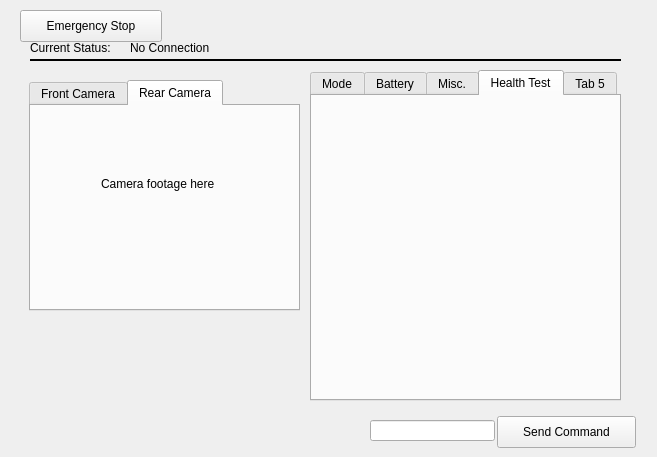
Old version of the form GUI/main_window.ui in the repository albertaloop/T_SWE_2019_2020.
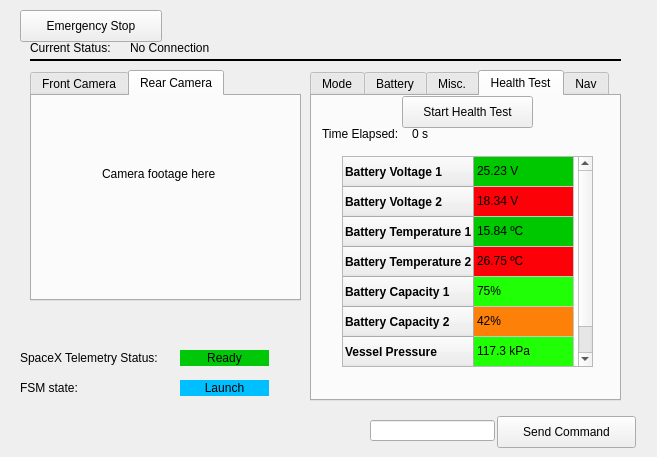
New version of the form. The open tabs and pages were chosen to show the change. Icons and pictures are not drawn.

Commit message:
New Tab Layouts Added
Health Test + Navigation Tabs added

Patch:
```diff
--- a/GUI/main_window.ui
+++ b/GUI/main_window.ui
@@ -664,10 +664,300 @@
     <attribute name="title">
      <string>Health Test</string>
     </attribute>
+    <widget class="QPushButton" name="healthTestButton">
+     <property name="geometry">
+      <rect>
+       <x>90</x>
+       <y>0</y>
+       <width>131</width>
+       <height>32</height>
+      </rect>
+     </property>
+     <property name="text">
+      <string>Start Health Test</string>
+     </property>
+    </widget>
+    <widget class="QLabel" name="current_status_label_4">
+     <property name="geometry">
+      <rect>
+       <x>10</x>
+       <y>30</y>
+       <width>91</width>
+       <height>16</height>
+      </rect>
+     </property>
+     <property name="text">
+      <string>Time Elapsed:</string>
+     </property>
+    </widget>
+    <widget class="QLabel" name="status_label_4">
+     <property name="geometry">
+      <rect>
+       <x>100</x>
+       <y>30</y>
+       <width>89</width>
+       <height>16</height>
+      </rect>
+     </property>
+     <property name="text">
+      <string>0 s</string>
+     </property>
+    </widget>
+    <widget class="QLabel" name="label_14">
+     <property name="geometry">
+      <rect>
+       <x>130</x>
+       <y>50</y>
+       <width>61</width>
+       <height>16</height>
+      </rect>
+     </property>
+     <property name="text">
+      <string/>
+     </property>
+    </widget>
+    <widget class="QTableWidget" name="tableWidget_3">
+     <property name="geometry">
+      <rect>
+       <x>30</x>
+       <y>60</y>
+       <width>251</width>
+       <height>211</height>
+      </rect>
+     </property>
+     <property name="autoFillBackground">
+      <bool>false</bool>
+     </property>
+     <property name="autoScroll">
+      <bool>true</bool>
+     </property>
+     <attribute name="horizontalHeaderVisible">
+      <bool>false</bool>
+     </attribute>
+     <attribute name="horizontalHeaderHighlightSections">
+      <bool>true</bool>
+     </attribute>
+     <row>
+      <property name="text">
+       <string>Battery Voltage 1</string>
+      </property>
+      <property name="font">
+       <font>
+        <weight>75</weight>
+        <bold>true</bold>
+       </font>
+      </property>
+     </row>
+     <row>
+      <property name="text">
+       <string>Battery Voltage 2</string>
+      </property>
+      <property name="font">
+       <font>
+        <weight>75</weight>
+        <bold>true</bold>
+       </font>
+      </property>
+     </row>
+     <row>
+      <property name="text">
+       <string>Battery Temperature 1</string>
+      </property>
+      <property name="font">
+       <font>
+        <weight>75</weight>
+        <bold>true</bold>
+       </font>
+      </property>
+     </row>
+     <row>
+      <property name="text">
+       <string>Battery Temperature 2</string>
+      </property>
+      <property name="font">
+       <font>
+        <weight>75</weight>
+        <bold>true</bold>
+       </font>
+      </property>
+     </row>
+     <row>
+      <property name="text">
+       <string>Battery Capacity 1</string>
+      </property>
+      <property name="font">
+       <font>
+        <weight>75</weight>
+        <bold>true</bold>
+       </font>
+      </property>
+     </row>
+     <row>
+      <property name="text">
+       <string>Battery Capacity 2</string>
+      </property>
+      <property name="font">
+       <font>
+        <weight>75</weight>
+        <bold>true</bold>
+       </font>
+      </property>
+     </row>
+     <row>
+      <property name="text">
+       <string>Vessel Pressure</string>
+      </property>
+      <property name="font">
+       <font>
+        <weight>75</weight>
+        <bold>true</bold>
+       </font>
+      </property>
+     </row>
+     <column>
+      <property name="text">
+       <string/>
+      </property>
+     </column>
+     <item row="0" column="0">
+      <property name="text">
+       <string>25.23 V</string>
+      </property>
+      <property name="background">
+       <brush brushstyle="SolidPattern">
+        <color alpha="255">
+         <red>0</red>
+         <green>200</green>
+         <blue>0</blue>
+        </color>
+       </brush>
+      </property>
+      <property name="foreground">
+       <brush brushstyle="NoBrush">
+        <color alpha="255">
+         <red>0</red>
+         <green>0</green>
+         <blue>0</blue>
+        </color>
+       </brush>
+      </property>
+     </item>
+     <item row="1" column="0">
+      <property name="text">
+       <string>18.34 V</string>
+      </property>
+      <property name="background">
+       <brush brushstyle="SolidPattern">
+        <color alpha="255">
+         <red>252</red>
+         <green>1</green>
+         <blue>7</blue>
+        </color>
+       </brush>
+      </property>
+     </item>
+     <item row="2" column="0">
+      <property name="text">
+       <string>15.84 ºC</string>
+      </property>
+      <property name="background">
+       <brush brushstyle="SolidPattern">
+        <color alpha="255">
+         <red>0</red>
+         <green>200</green>
+         <blue>0</blue>
+        </color>
+       </brush>
+      </property>
+      <property name="foreground">
+       <brush brushstyle="NoBrush">
+        <color alpha="255">
+         <red>0</red>
+         <green>0</green>
+         <blue>0</blue>
+        </color>
+       </brush>
+      </property>
+     </item>
+     <item row="3" column="0">
+      <property name="text">
+       <string>26.75 ºC</string>
+      </property>
+      <property name="background">
+       <brush brushstyle="SolidPattern">
+        <color alpha="255">
+         <red>252</red>
+         <green>1</green>
+         <blue>7</blue>
+        </color>
+       </brush>
+      </property>
+      <property name="foreground">
+       <brush brushstyle="NoBrush">
+        <color alpha="255">
+         <red>0</red>
+         <green>0</green>
+         <blue>0</blue>
+        </color>
+       </brush>
+      </property>
+     </item>
+     <item row="4" column="0">
+      <property name="text">
+       <string>75%</string>
+      </property>
+      <property name="background">
+       <brush brushstyle="SolidPattern">
+        <color alpha="255">
+         <red>33</red>
+         <green>255</green>
+         <blue>6</blue>
+        </color>
+       </brush>
+      </property>
+      <property name="foreground">
+       <brush brushstyle="NoBrush">
+        <color alpha="255">
+         <red>0</red>
+         <green>0</green>
+         <blue>0</blue>
+        </color>
+       </brush>
+      </property>
+     </item>
+     <item row="5" column="0">
+      <property name="text">
+       <string>42%</string>
+      </property>
+      <property name="background">
+       <brush brushstyle="SolidPattern">
+        <color alpha="255">
+         <red>253</red>
+         <green>128</green>
+         <blue>8</blue>
+        </color>
+       </brush>
+      </property>
+     </item>
+     <item row="6" column="0">
+      <property name="text">
+       <string>117.3 kPa</string>
+      </property>
+      <property name="background">
+       <brush brushstyle="SolidPattern">
+        <color alpha="255">
+         <red>33</red>
+         <green>255</green>
+         <blue>6</blue>
+        </color>
+       </brush>
+      </property>
+     </item>
+    </widget>
    </widget>
    <widget class="QWidget" name="tab_5">
     <attribute name="title">
-     <string>Tab 5</string>
+     <string>Nav</string>
     </attribute>
    </widget>
   </widget>
@@ -779,8 +1069,8 @@
   <widget class="QTabWidget" name="cameraWidget">
    <property name="geometry">
     <rect>
-     <x>29</x>
-     <y>80</y>
+     <x>30</x>
+     <y>70</y>
      <width>271</width>
      <height>231</height>
     </rect>
@@ -825,6 +1115,70 @@
     </widget>
    </widget>
   </widget>
+  <widget class="QLabel" name="current_status_label_2">
+   <property name="geometry">
+    <rect>
+     <x>20</x>
+     <y>350</y>
+     <width>161</width>
+     <height>16</height>
+    </rect>
+   </property>
+   <property name="text">
+    <string>SpaceX Telemetry Status:</string>
+   </property>
+  </widget>
+  <widget class="QLabel" name="status_label_2">
+   <property name="geometry">
+    <rect>
+     <x>180</x>
+     <y>350</y>
+     <width>89</width>
+     <height>16</height>
+    </rect>
+   </property>
+   <property name="styleSheet">
+    <string notr="true">background-color: rgb(0,200,9)</string>
+   </property>
+   <property name="text">
+    <string>Ready</string>
+   </property>
+   <property name="alignment">
+    <set>Qt::AlignCenter</set>
+   </property>
+  </widget>
+  <widget class="QLabel" name="current_status_label_3">
+   <property name="geometry">
+    <rect>
+     <x>20</x>
+     <y>380</y>
+     <width>161</width>
+     <height>16</height>
+    </rect>
+   </property>
+   <property name="text">
+    <string>FSM state:</string>
+   </property>
+  </widget>
+  <widget class="QLabel" name="status_label_3">
+   <property name="geometry">
+    <rect>
+     <x>180</x>
+     <y>380</y>
+     <width>89</width>
+     <height>16</height>
+    </rect>
+   </property>
+   <property name="styleSheet">
+    <string notr="true">background-color: rgb(0,191,255)</string>
+   </property>
+   <property name="text">
+    <string>Launch</string>
+   </property>
+   <property name="alignment">
+    <set>Qt::AlignCenter</set>
+   </property>
+  </widget>
  </widget>
  <resources/>
  <connections/>
```
Left out of the diff: 134 changed lines with no effect on the pictures. The commit also changes 7 other files.
